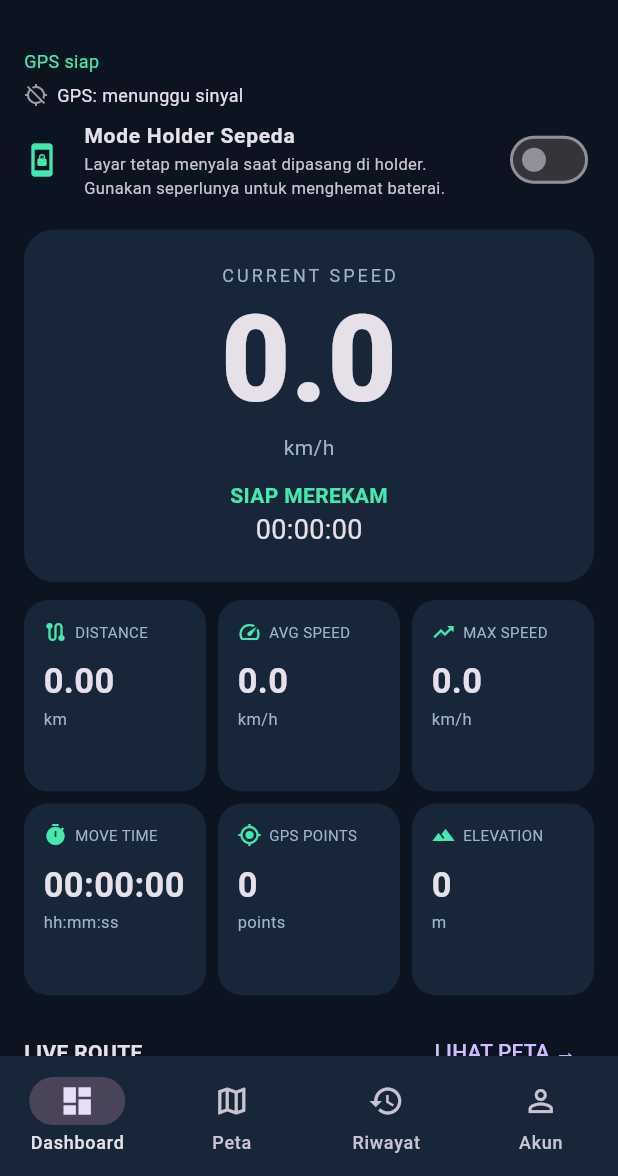
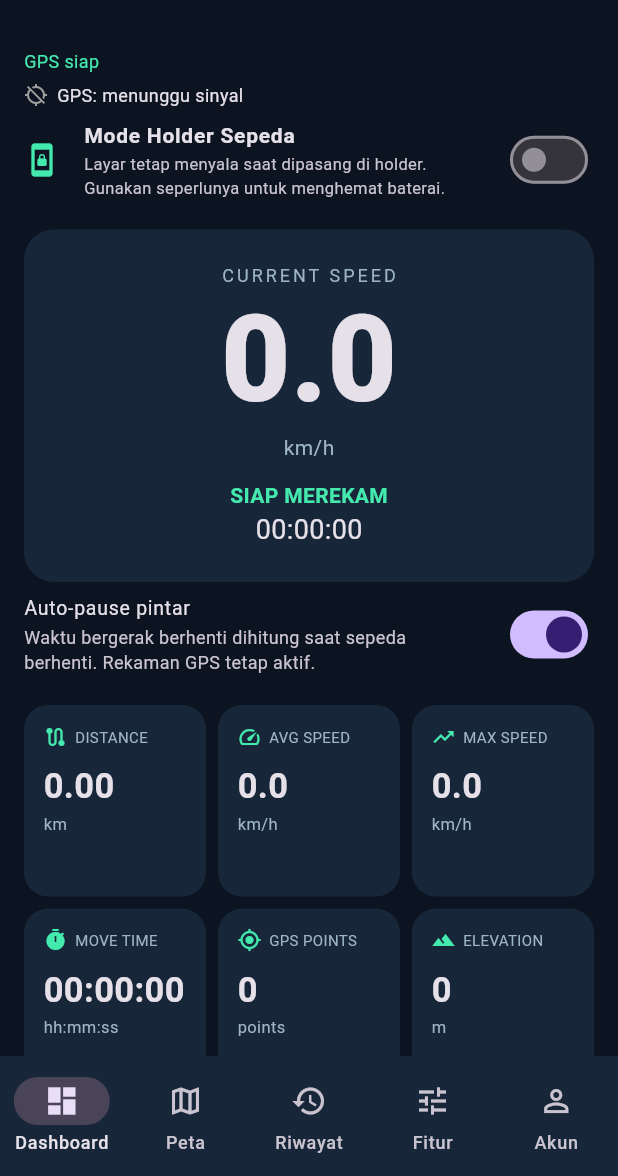
Before and after one commit to sonn19/cyclocomp-ultimate, a Flutter app: the screen it shows after launch, on a phone screen of 412 x 824 dp, the part 60-1236 px from its top. Run offline on Flutter 3.47's test engine with Material 3 defaults, Android fonts, the phone set to English and light mode, and no system bars; our stand-ins replace file_picker, flutter_blue_plus, flutter_map, geolocator, latlong2, share_plus and 3 more; missing offline and left inert: geolocator_android; accounts and stored records are empty.

Commit message:
Integrate auto-pause, GPX navigation and feature hub for BLE Garage Strava

```diff
--- a/lib/main.dart
+++ b/lib/main.dart
@@ -5,6 +5,10 @@ import 'package:flutter/material.dart';
 import 'package:supabase_flutter/supabase_flutter.dart';
 import 'account_page.dart';
 import 'gpx_export.dart';
+import 'bike_garage.dart';
+import 'route_import.dart';
+import 'sensors_page.dart';
+import 'strava_status.dart';
 import 'package:geolocator/geolocator.dart';
 import 'package:geolocator_android/geolocator_android.dart';
 import 'package:flutter_map/flutter_map.dart';
@@ -55,6 +59,11 @@ class _RidePageState extends State<RidePage> {
   bool finishing = false;
   bool keepScreenOn = false;
   double? gpsAccuracy;
+  RideRoute? plannedRoute;
+  double? deviationMeters;
+  bool autoPauseEnabled = true;
+  bool autoPaused = false;
+  DateTime? lowSpeedSince;
   DateTime? lastResumeAt;
   DateTime? pausedAt;
   Duration pausedDuration = Duration.zero;
@@ -64,7 +73,28 @@ class _RidePageState extends State<RidePage> {
   List<Map<String, dynamic>> rides = [];
 
   @override
-  void initState() { super.initState(); loadRides(); recoverInterruptedRide(); restoreScreenPreference(); }
+  void initState() { super.initState(); loadRides(); recoverInterruptedRide(); restoreScreenPreference(); loadAutoPausePreference(); }
+
+  Future<void> loadAutoPausePreference() async {
+    final prefs = await SharedPreferences.getInstance();
+    if(mounted) setState(()=>autoPauseEnabled=prefs.getBool('auto_pause_enabled') ?? true);
+  }
+  Future<void> setAutoPause(bool enabled) async {
+    final prefs = await SharedPreferences.getInstance();
+    await prefs.setBool('auto_pause_enabled',enabled);
+    if(mounted) setState(()=>autoPauseEnabled=enabled);
+  }
+  Future<void> openRoute() async {
+    try {
+      final route=await chooseGpxRoute();
+      if(route != null && mounted) setState(()=>plannedRoute=route);
+    } catch(e) {
+      if(mounted) ScaffoldMessenger.of(context).showSnackBar(SnackBar(content:Text('Impor GPX gagal: $e')));
+    }
+  }
+  void openFeature(Widget page) {
+    Navigator.push(context,MaterialPageRoute<void>(builder:(_)=>page));
+  }
 
   Future<void> restoreScreenPreference() async {
     final prefs = await SharedPreferences.getInstance();
@@ -145,7 +175,7 @@ class _RidePageState extends State<RidePage> {
       speed = 0; maxSpeed = 0; distance = 0; altitude = 0; seconds = 0;
       started = DateTime.now(); lastResumeAt = started; pausedAt = null; pausedDuration = Duration.zero;
       currentPoint = null; movingSeconds = 0; previousFixTime = null; lastBackupAt = null;
-      gpsAccuracy = null;
+      gpsAccuracy = null; autoPaused = false; lowSpeedSince = null;
       track.clear(); status = 'Merekam — menunggu titik GPS pertama. Uji di luar ruangan.';
     });
     await saveDraft();
@@ -173,6 +203,15 @@ class _RidePageState extends State<RidePage> {
       gpsAccuracy = p.accuracy;
       if (p.accuracy > 100) { setState(() => status = 'GPS belum akurat (±\${p.accuracy.toStringAsFixed(0)} m). Coba area terbuka.'); return; }
       final nextSpeed = max(0.0, p.speed * 3.6);
+      if (autoPauseEnabled && !paused) {
+        if (nextSpeed < 2) {
+          lowSpeedSince ??= p.timestamp;
+          if (p.timestamp.difference(lowSpeedSince!) >= const Duration(seconds: 8)) autoPaused=true;
+        } else if (nextSpeed >= 3) {
+          autoPaused=false;
+          lowSpeedSince=null;
+        }
+      } else { autoPaused=false; lowSpeedSince=null; }
       if (nextSpeed > 100) return;
       if (previous != null) {
         final dt = p.timestamp.difference(previous!.timestamp).inMilliseconds / 1000;
@@ -180,12 +219,13 @@ class _RidePageState extends State<RidePage> {
         if (dt > 0 && dt <= 30 && meters / dt <= 28 && meters < 150 &&
             meters >= 3 && p.accuracy <= 40) {
           distance += meters;
-          if (nextSpeed >= 2) movingSeconds += dt.round();
+          if (!autoPaused && nextSpeed >= 2) movingSeconds += dt.round();
         }
       }
       previous = p;
       previousFixTime = p.timestamp;
       currentPoint = LatLng(p.latitude, p.longitude);
+      if(plannedRoute != null) deviationMeters=distanceToRoute(currentPoint!,plannedRoute!.points);
       track.add({'lat':p.latitude,'lon':p.longitude,'time':p.timestamp.toIso8601String(),'alt':p.altitude});
       setState(() { speed = nextSpeed < 1 ? 0 : nextSpeed; maxSpeed = max(maxSpeed,speed); altitude = p.altitude; status = 'GPS aktif • \${track.length} titik • akurasi ±\${p.accuracy.toStringAsFixed(0)} m'; });
     }, onError: (Object e) { if (mounted) setState(() => status = 'GPS error: $e'); });
@@ -199,6 +239,7 @@ class _RidePageState extends State<RidePage> {
 
   void togglePause() { setState(() {
     paused = !paused; previous = null; previousFixTime = null; speed = 0;
+    autoPaused=false; lowSpeedSince=null;
     if (paused) { pausedAt = DateTime.now(); }
     else if (pausedAt != null) { pausedDuration += DateTime.now().difference(pausedAt!); pausedAt = null; }
   });
@@ -294,6 +335,9 @@ class _RidePageState extends State<RidePage> {
             urlTemplate:'https://tile.openstreetmap.org/{z}/{x}/{y}.png',
             userAgentPackageName:'com.cyclocomp.ultimate',
           ),
+          if (plannedRoute != null) PolylineLayer(polylines:[
+            Polyline(points:plannedRoute!.points,color:Colors.orangeAccent,strokeWidth:4),
+          ]),
           if (path.length >= 2) PolylineLayer(polylines:[
             Polyline(points:path,color:green,strokeWidth:4),
           ]),
@@ -364,7 +408,14 @@ class _RidePageState extends State<RidePage> {
         Text(recording ? (paused ? '⏸ DIJEDA' : '● RECORDING') : 'SIAP MEREKAM',
           style:const TextStyle(color:green,fontWeight:FontWeight.bold)),
         Text(duration,style:const TextStyle(fontSize:18)),
+      if(recording && autoPaused && !paused) const Text('AUTO PAUSE • berhenti',style:TextStyle(color:Colors.orangeAccent)),
       ]),
+    ),
+    SwitchListTile.adaptive(
+      dense:true,contentPadding:EdgeInsets.zero,
+      value:autoPauseEnabled,onChanged:setAutoPause,
+      title:const Text('Auto-pause pintar'),
+      subtitle:const Text('Waktu bergerak berhenti dihitung saat sepeda berhenti. Rekaman GPS tetap aktif.'),
     ),
     const SizedBox(height:12),
     GridView.count(
@@ -394,6 +445,14 @@ class _RidePageState extends State<RidePage> {
     '${(n~/3600).toString().padLeft(2,'0')}:${((n%3600)~/60).toString().padLeft(2,'0')}:${(n%60).toString().padLeft(2,'0')}';
 
   Widget mapScreen() => Column(children:[
+    Padding(padding:const EdgeInsets.all(8),child:Row(children:[
+      Expanded(child:OutlinedButton.icon(onPressed:openRoute,icon:const Icon(Icons.upload_file),
+        label:Text(plannedRoute == null ? 'IMPORT RUTE GPX' : plannedRoute!.name,overflow:TextOverflow.ellipsis))),
+      if(plannedRoute!=null) IconButton(onPressed:()=>setState(() {plannedRoute=null;deviationMeters=null;}),icon:const Icon(Icons.close)),
+    ])),
+    if(deviationMeters != null && plannedRoute != null)
+      Text(deviationMeters! > 80 ? 'PERINGATAN: menjauh dari jalur' : 'Mengikuti jalur',
+        style:TextStyle(color:deviationMeters! > 80 ? Colors.orangeAccent : green)),
     Expanded(child:mapView()),
     Padding(padding:const EdgeInsets.symmetric(horizontal:16,vertical:6),child:Row(
       mainAxisAlignment:MainAxisAlignment.spaceBetween,children:[
@@ -415,6 +474,18 @@ class _RidePageState extends State<RidePage> {
       );
     }
   }
+
+  Widget featureMenu() => ListView(padding:const EdgeInsets.all(16),children:[
+    const Text('FITUR ULTIMATE',style:TextStyle(fontSize:22,fontWeight:FontWeight.bold)),
+    ListTile(leading:const Icon(Icons.directions_bike),title:const Text('Bike Garage'),
+      subtitle:const Text('Sepeda aktif, total km, umur rantai'),onTap:()=>openFeature(const BikeGaragePage())),
+    ListTile(leading:const Icon(Icons.bluetooth),title:const Text('Sensor HR & Cadence'),
+      subtitle:const Text('Scan dan hubungkan sensor BLE'),onTap:()=>openFeature(const SensorsPage())),
+    ListTile(leading:const Icon(Icons.sync),title:const Text('Strava Auto Sync'),
+      subtitle:const Text('Belum terhubung — memerlukan OAuth'),onTap:()=>openFeature(const StravaStatusPage())),
+    ListTile(leading:const Icon(Icons.route),title:const Text('Navigasi GPX'),
+      subtitle:const Text('Buka tab Peta lalu impor file rute'),onTap:()=>setState(()=>currentTab=1)),
+  ]);
 
   Widget history() => ListView(padding:const EdgeInsets.all(16),children:[
     const Text('RIWAYAT GOWES',style:TextStyle(fontSize:22,fontWeight:FontWeight.bold)),
@@ -442,7 +513,7 @@ class _RidePageState extends State<RidePage> {
       ]),
       actions:[Icon(recording?Icons.gps_fixed:Icons.gps_not_fixed,color:green),
         const SizedBox(width:16)]),
-    body:IndexedStack(index:currentTab,children:[dashboard(),mapScreen(),history(),const AccountPage()]),
+    body:IndexedStack(index:currentTab,children:[dashboard(),mapScreen(),history(),featureMenu(),const AccountPage()]),
     bottomNavigationBar:NavigationBar(
       backgroundColor:panel,selectedIndex:currentTab,
       onDestinationSelected:(value)=>setState(()=>currentTab=value),
@@ -450,6 +521,7 @@ class _RidePageState extends State<RidePage> {
         NavigationDestination(icon:Icon(Icons.dashboard_outlined),selectedIcon:Icon(Icons.dashboard),label:'Dashboard'),
         NavigationDestination(icon:Icon(Icons.map_outlined),selectedIcon:Icon(Icons.map),label:'Peta'),
         NavigationDestination(icon:Icon(Icons.history),label:'Riwayat'),
+        NavigationDestination(icon:Icon(Icons.tune),label:'Fitur'),
         NavigationDestination(icon:Icon(Icons.person_outline),label:'Akun'),
       ],
     ),
```
